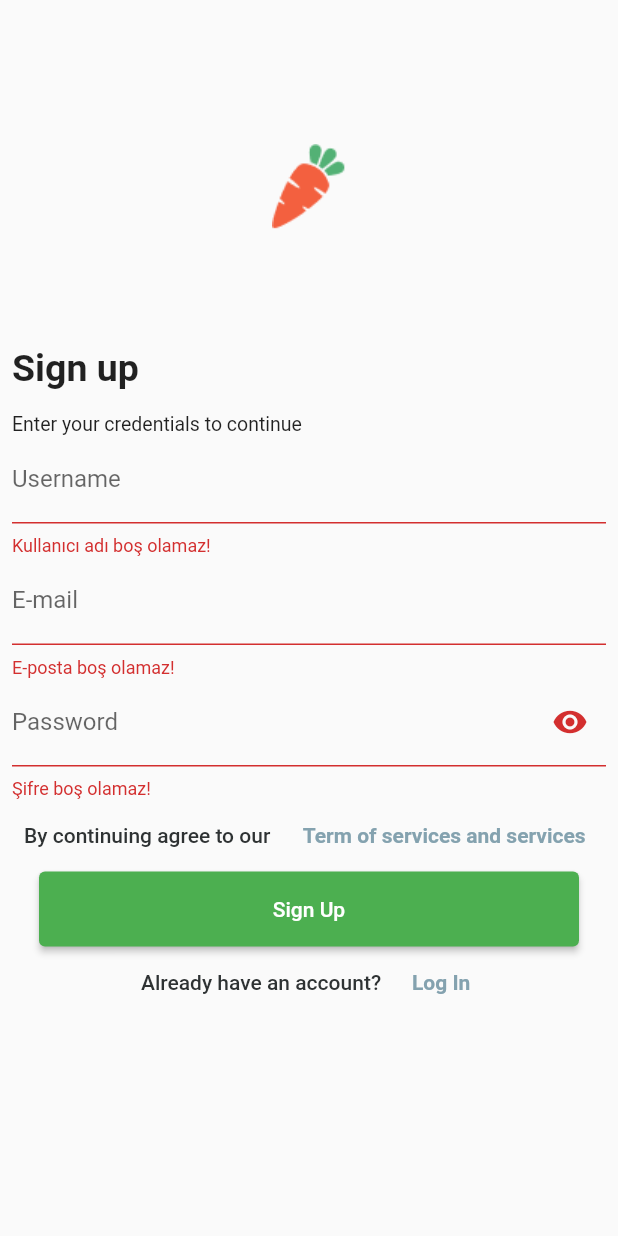
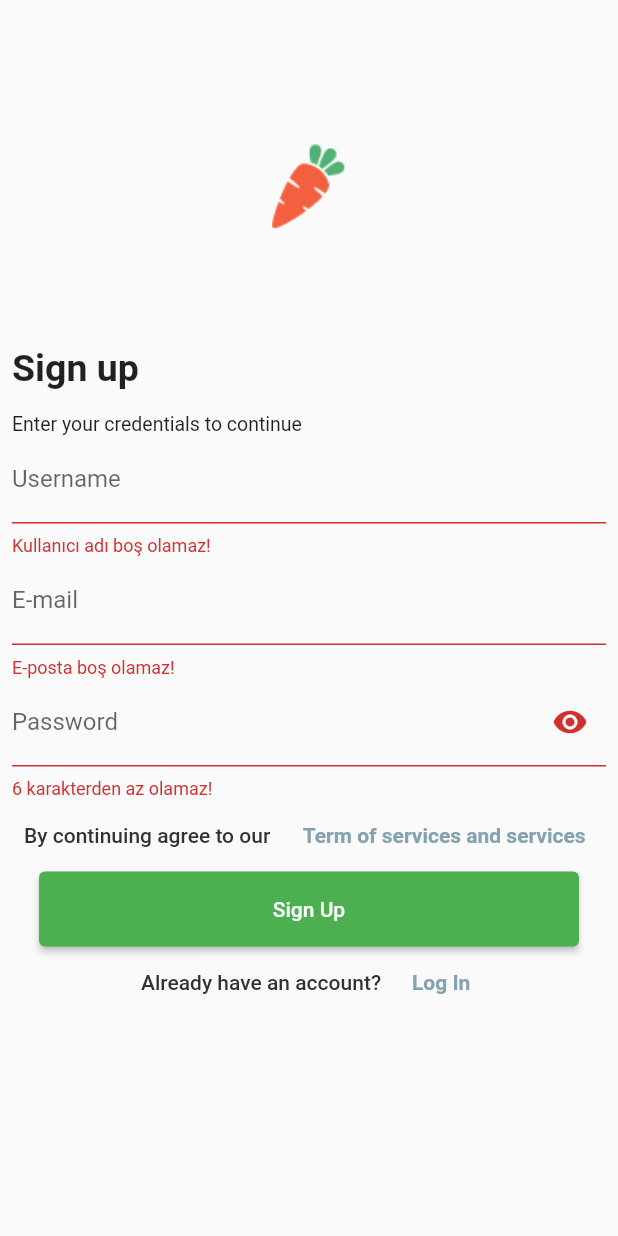
Before and after one commit to aykutkucukler/gro_app_ui, a Flutter app: the RegisterScreen screen opened directly, after a tap on "Sign Up", on a phone screen of 412 x 824 dp. Run offline on Flutter 3.47's test engine with Material 2 defaults, Android fonts, the phone set to English and light mode, and no system bars; our stand-ins replace equatable, firebase_auth, firebase_core, flutter_easyloading; missing offline and left inert: app_dialog; accounts and stored records are empty.

Commit message:
widget searchbar

```diff
--- a/lib/screens/register_screen.dart
+++ b/lib/screens/register_screen.dart
@@ -6,6 +6,7 @@ import 'package:gro_app_ui/screens/home_screen.dart';
 import 'package:gro_app_ui/screens/login_screen.dart';
 
 import '../validators.dart';
+import '../widgets/custom_text_field.dart';
 
 class RegisterScreen extends StatefulWidget {
   const RegisterScreen({Key? key}) : super(key: key);
@@ -76,17 +77,17 @@ class _RegisterScreenState extends State<RegisterScreen> {
 
                 //nameTextField(),
                 //emailTextField(),
-                customTextField(
+                CustomTextField(
                   controller: userNameController,
                   labelText: "Username",
                   validator: Validators.validateUserName,
                 ),
-                customTextField(
+                CustomTextField(
                   controller: emailController,
                   labelText: "E-mail",
                   validator: Validators.validateEmail,
                 ),
-                customTextField(
+                CustomTextField(
                   controller: passwordController,
                   labelText: "Password",
                   obscureText: true,
@@ -99,6 +100,7 @@ class _RegisterScreenState extends State<RegisterScreen> {
                     },
                   ),
                   validator: Validators.validatePassword,
+                  border: null,
                 ),
 
                 Container(
@@ -176,24 +178,7 @@ class _RegisterScreenState extends State<RegisterScreen> {
   }
 
 
-  TextFormField customTextField({
-    TextEditingController? controller,
-    bool obscureText = false,
-    InputBorder? border = const UnderlineInputBorder(),
-    String? labelText,
-    String? Function(String? value)? validator,
-    Widget? suffixIcon,
-  }) {
-    return TextFormField(
-        controller: controller,
-        validator: validator,
-        obscureText: obscureText,
-        decoration: InputDecoration(
-          suffixIcon: suffixIcon,
-          border: border,
-          labelText: labelText,
-        ));
-  }
+
 
 
 
--- a/lib/validators.dart
+++ b/lib/validators.dart
@@ -21,7 +21,7 @@ class Validators {
 
   static String? validatePassword(String? value) {
     if (value?.isEmpty == true || (value?.length??0) < 6) {
-      return 'Şifre boş olamaz!';
+      return '6 karakterden az olamaz!';
     }
 
     return null;
--- /dev/null
+++ b/lib/widgets/custom_text_field.dart
@@ -0,0 +1,33 @@
+import 'package:flutter/material.dart';
+
+class CustomTextField extends StatelessWidget {
+  final TextEditingController controller;
+  final String? Function(String? value)? validator;
+  final bool obscureText;
+  final IconButton? suffixIcon;
+  final InputBorder? border;
+  final String labelText;
+
+  const CustomTextField(
+      {Key? key,
+        required this.controller,
+        required this.validator,
+        this.obscureText = true,
+        this.suffixIcon,
+        this.border,
+        required this.labelText})
+      : super(key: key);
+
+  @override
+  Widget build(BuildContext context) {
+    return TextFormField(
+        controller: controller,
+        validator:validator,
+        obscureText: obscureText,
+        decoration: InputDecoration(
+          suffixIcon: suffixIcon,
+          border: border,
+          labelText: labelText,
+        ));
+  }
+}
```
Also changed, not shown: lib/screens/login_screen.dart (+12 -29 lines), lib/widgets/customtextfield.dart (deleted, +0 -19 lines), lib/widgets/search_bar_widget.dart (added, +24 -0 lines), assets/images/search.png (added).
